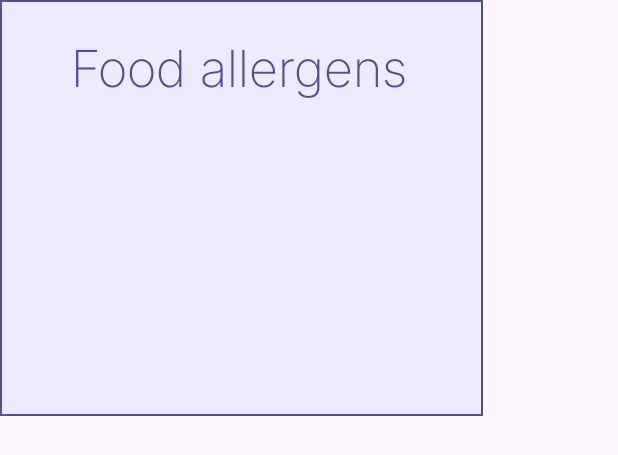
After one commit to Sug4chy/ReceipeApp, an Android app: the layout popup_allergens.xml on its own in the app's theme, with its tools: preview values and no code run, on a phone screen of 412 x 824 dp. The commit adds this screen. Shown: the top 455 px of the screen. Run offline under Robolectric (Android 15) with nearby library versions, the phone set to English and light mode, and no system bars.

Commit message:
Оформил заголовок у всплывающего окна. Адекватно отображается на русском и на английском

```diff
--- /dev/null
+++ b/app/src/main/res/drawable/shp_popup_allergens_bg.xml
@@ -0,0 +1,10 @@
+<?xml version="1.0" encoding="utf-8"?>
+<shape xmlns:android="http://schemas.android.com/apk/res/android"
+    android:shape="rectangle">
+
+    <stroke
+        android:width="1dp"
+        android:color="@color/main_text_color" />
+
+    <solid android:color="@color/main_bg_color" />
+</shape>
--- /dev/null
+++ b/app/src/main/res/font/inter.xml
@@ -0,0 +1,7 @@
+<?xml version="1.0" encoding="utf-8"?>
+<font-family xmlns:android="http://schemas.android.com/apk/res/android">
+    <font
+        android:font="@font/inter_extra_light"
+        android:fontStyle="normal"
+        android:fontWeight="200" />
+</font-family>
--- /dev/null
+++ b/app/src/main/res/layout/popup_allergens.xml
@@ -0,0 +1,24 @@
+<?xml version="1.0" encoding="utf-8"?>
+<LinearLayout xmlns:android="http://schemas.android.com/apk/res/android"
+    xmlns:tools="http://schemas.android.com/tools"
+    android:layout_width="322dp"
+    android:layout_height="277.6dp"
+    android:background="@drawable/shp_popup_allergens_bg"
+    android:orientation="vertical">
+
+    <TextView
+        android:id="@+id/title"
+        android:layout_width="wrap_content"
+        android:layout_height="wrap_content"
+        android:layout_marginHorizontal="47dp"
+        android:layout_marginTop="20dp"
+        android:fontFamily="@font/inter"
+        android:lineHeight="41dp"
+        android:text="@string/allergens_popup_title"
+        android:textAlignment="center"
+        android:textColor="@color/main_text_color"
+        android:textFontWeight="200"
+        android:textSize="34sp"
+        tools:text="@string/allergens_popup_title" />
+
+</LinearLayout>
--- a/app/src/main/res/values/colors.xml
+++ b/app/src/main/res/values/colors.xml
@@ -2,4 +2,6 @@
 <resources>
     <color name="black">#FF000000</color>
     <color name="white">#FFFFFFFF</color>
+    <color name="main_text_color">#FF544D8F</color>
+    <color name="main_bg_color">#FFECEBFF</color>
 </resources>
--- a/app/src/main/res/values/strings.xml
+++ b/app/src/main/res/values/strings.xml
@@ -1,3 +1,4 @@
 <resources>
     <string name="app_name">Receipe-app</string>
+    <string name="allergens_popup_title">Food allergens</string>
 </resources>
--- a/gradle/libs.versions.toml
+++ b/gradle/libs.versions.toml
@@ -10,6 +10,7 @@ material = "1.12.0"
 activity = "1.9.3"
 constraintlayout = "2.2.0"
 navigation = "2.8.5"
+vbpd = "1.5.9"
 
 [libraries]
 androidx-core-ktx = { group = "androidx.core", name = "core-ktx", version.ref = "coreKtx" }
@@ -23,6 +24,7 @@ androidx-constraintlayout = { group = "androidx.constraintlayout", name = "const
 navigation-fragment = { group = "androidx.navigation", name = "navigation-fragment-ktx", version.ref = "navigation" }
 navigation-ui = { group = "androidx.navigation", name = "navigation-ui-ktx", version.ref = "navigation" }
 navigation-dynamic-features-fragment = { group = "androidx.navigation", name = "navigation-dynamic-features-fragment", version.ref = "navigation" }
+view-binding-property-delegeate = { group = "com.github.kirich1409", name = "viewbindingpropertydelegate-full", version.ref = "vbpd" }
 
 [plugins]
 android-application = { id = "com.android.application", version.ref = "agp" }
```
Also changed, not shown: app/build.gradle.kts (+6 -3 lines), app/src/main/java/ru/sug4chy/receipe_app/ui/main/MainFragment.kt (+25 -1 lines), app/src/main/res/layout/fragment_main.xml (+8 -0 lines), app/src/main/res/font/inter_extra_light.ttf (added), 1 other file.
